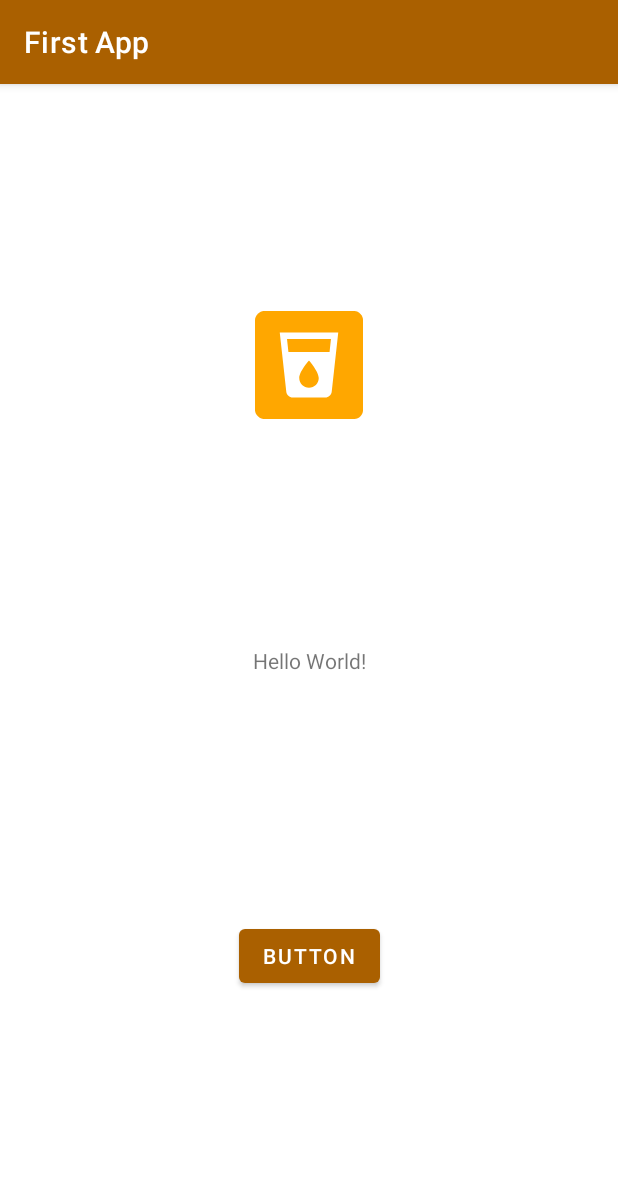
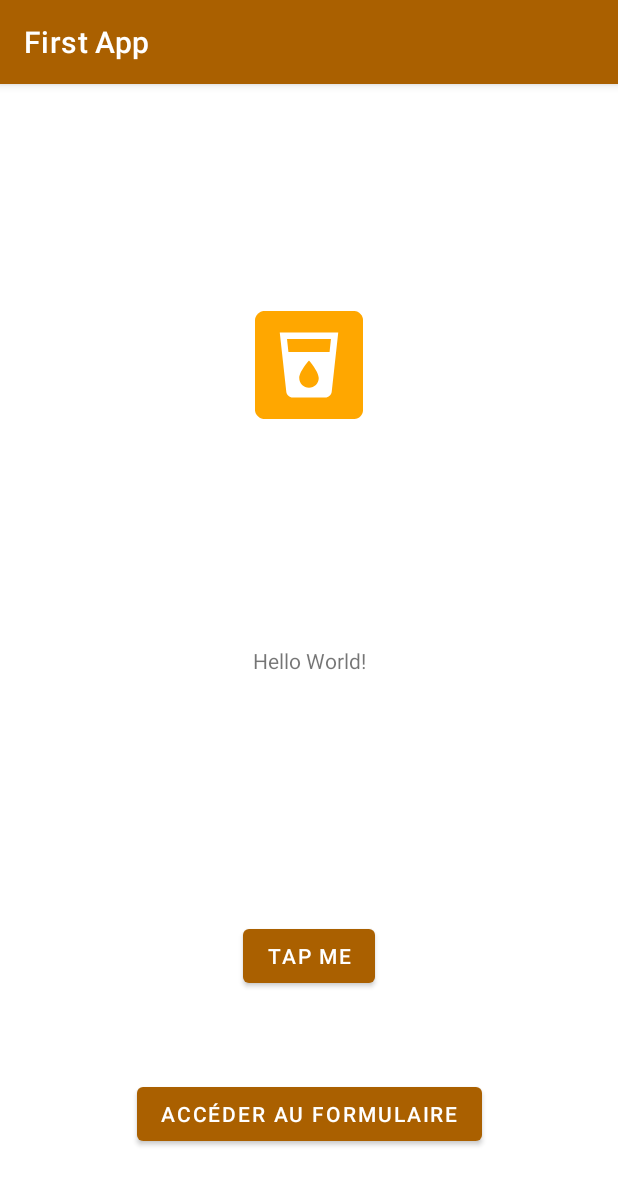
Before and after one commit to NANS05/Genepi, an Android app: the screen it shows after launch (MainActivity), on a phone screen of 412 x 824 dp. Shown: the top 1185 px of the screen. Run offline under Robolectric (Android 15) with nearby library versions, the light colour scheme and no system bars.

Commit message:
Commit with button to acces to form Page

```diff
--- a/app/src/main/java/com/example/genepi/MainActivity.kt
+++ b/app/src/main/java/com/example/genepi/MainActivity.kt
@@ -15,6 +15,11 @@ class MainActivity : AppCompatActivity() {
         button.setOnClickListener {
             Toast.makeText(this, R.string.text_toast, Toast.LENGTH_LONG).show()
         }
+
+        var buttonForm = findViewById<Button>(R.id.buttonForm)
+        buttonForm.setOnClickListener {
+            setContentView(R.layout.formulaire)
+        }
     }
 
     override fun onStart() {
--- a/app/src/main/res/layout/activity_main.xml
+++ b/app/src/main/res/layout/activity_main.xml
@@ -6,8 +6,18 @@
         android:layout_width="match_parent"
         android:layout_height="match_parent"
         tools:context=".MainActivity">
+
+    <ImageView
+            android:layout_width="wrap_content"
+            android:layout_height="wrap_content"
+            android:src="@mipmap/ic_launcher"
+            android:id="@+id/imageView"
+            app:layout_constraintTop_toTopOf="parent"
+            app:layout_constraintBottom_toTopOf="@+id/text"
+            app:layout_constraintStart_toStartOf="parent"
+            app:layout_constraintEnd_toEndOf="parent"/>
+
     <TextView
-
             android:id="@+id/text"
             android:layout_width="wrap_content"
             android:layout_height="wrap_content"
@@ -19,7 +29,7 @@
 
     <Button
             android:id="@+id/button"
-            android:text="Button"
+            android:text="@string/text_button_toast"
             android:layout_width="wrap_content"
             android:layout_height="wrap_content"
             app:layout_constraintTop_toBottomOf="@id/text"
@@ -27,14 +37,16 @@
             app:layout_constraintStart_toStartOf="parent"
             app:layout_constraintEnd_toEndOf="parent"/>
 
-    <ImageView
+    <Button
+            android:id="@+id/buttonForm"
+            android:text="@string/text_button_form"
             android:layout_width="wrap_content"
             android:layout_height="wrap_content"
-            android:src="@mipmap/ic_launcher"
-            android:id="@+id/imageView"
-            app:layout_constraintTop_toTopOf="parent"
-            app:layout_constraintBottom_toTopOf="@+id/text"
+            app:layout_constraintTop_toBottomOf="@id/button"
+            app:layout_constraintBottom_toBottomOf="parent"
             app:layout_constraintStart_toStartOf="parent"
             app:layout_constraintEnd_toEndOf="parent"/>
 
+
+
 </androidx.constraintlayout.widget.ConstraintLayout>
--- /dev/null
+++ b/app/src/main/res/layout/formulaire.xml
@@ -0,0 +1,7 @@
+<?xml version="1.0" encoding="utf-8"?>
+<androidx.constraintlayout.widget.ConstraintLayout
+        xmlns:android="http://schemas.android.com/apk/res/android"
+       android:layout_width="match_parent"
+       android:layout_height="match_parent">
+
+</androidx.constraintlayout.widget.ConstraintLayout>
--- a/app/src/main/res/values/strings.xml
+++ b/app/src/main/res/values/strings.xml
@@ -1,5 +1,7 @@
 <resources>
     <string name="app_name">First App</string>
     <string name="text_hello">Hello World!</string>
+    <string name="text_button_toast">Tap me</string>
+    <string name="text_button_form">Accéder au formulaire</string>
     <string name="text_toast">The Toast</string>
 </resources>
```
Also changed, not shown: 1 other file.
